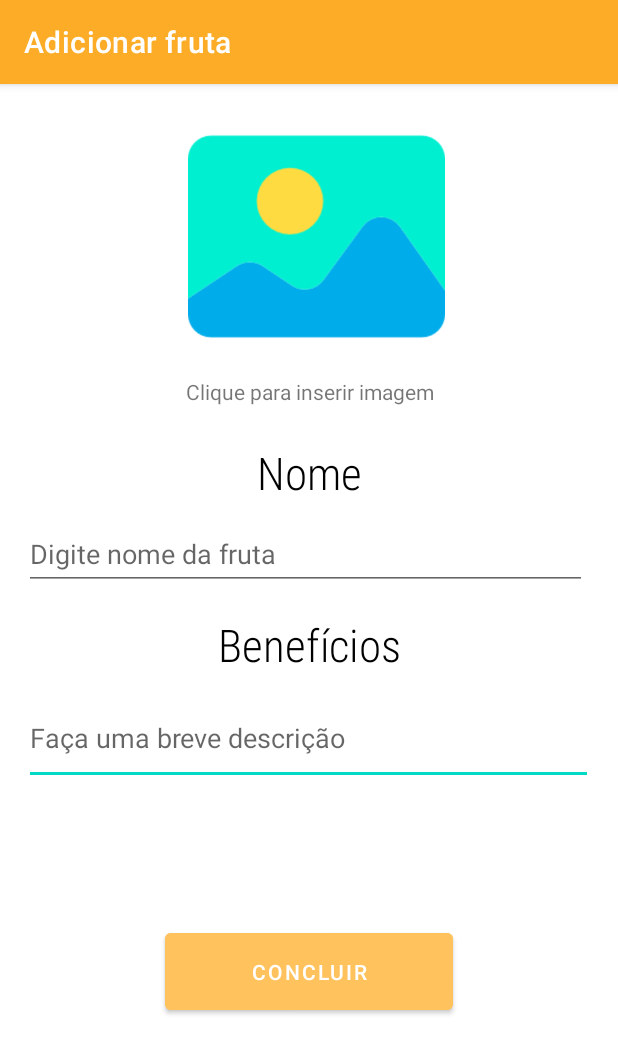
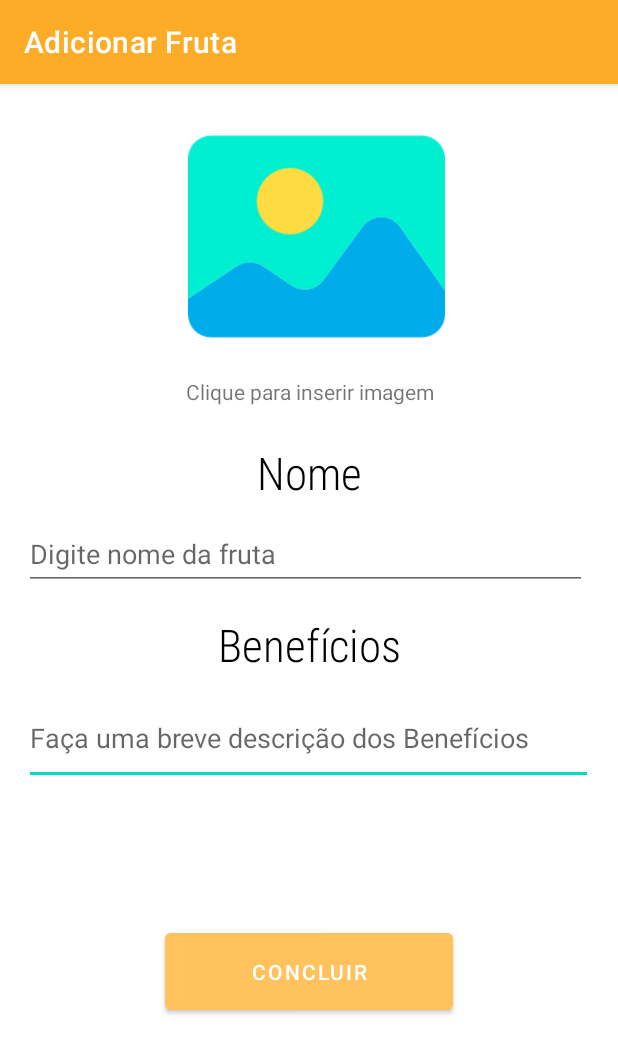
Before and after one commit to dvdt101/Fruit_app, an Android app: the screen it shows after launch (SecondActivity), after a tap on an icon or button, on a phone screen of 412 x 824 dp. Shown: the top 1054 px of the screen. Run offline under Robolectric (Android 15) with nearby library versions, the phone set to English and light mode, and no system bars.

```diff
--- a/app/src/main/java/com/cesardev/fruitapp/MainActivity.kt
+++ b/app/src/main/java/com/cesardev/fruitapp/MainActivity.kt
@@ -119,9 +119,9 @@ class MainActivity : AppCompatActivity(), FruitAdapter.OnItemClickListenner {
                     fruitList?.add(newItem)
                     var listIndex = fruitList?.lastIndex
                     adapter?.notifyItemInserted(fruitList!!.lastIndex)
-                    Toast.makeText(this, "Nova fruta adiconada", Toast.LENGTH_SHORT).show()
+                    Toast.makeText(this, resources.getString(R.string.add_item), Toast.LENGTH_SHORT).show()
                 }else{
-                    Toast.makeText(this, "Está fruta já existe na lista", Toast.LENGTH_SHORT).show()
+                    Toast.makeText(this, resources.getString(R.string.item_already_exist), Toast.LENGTH_SHORT).show()
                 }
 
             }
@@ -131,6 +131,7 @@ class MainActivity : AppCompatActivity(), FruitAdapter.OnItemClickListenner {
 
                 fruitList?.removeAt(selectedPosition!!)
                 adapter?.notifyItemRemoved(selectedPosition!!)
+            Toast.makeText(this, resources.getString(R.string.removed_item), Toast.LENGTH_SHORT).show()
 
         }
 
--- a/app/src/main/res/layout/activity_second.xml
+++ b/app/src/main/res/layout/activity_second.xml
@@ -15,7 +15,7 @@
         android:layout_marginTop="11dp"
         android:layout_marginEnd="12dp"
         android:ems="10"
-        android:hint="@string/fa_a_uma_breve_descri_o"
+        android:hint="@string/benefits_input"
         android:inputType="textMultiLine"
         app:layout_constraintEnd_toEndOf="parent"
         app:layout_constraintHorizontal_bias="0.0"
@@ -30,7 +30,7 @@
         android:layout_marginTop="12dp"
         android:layout_marginEnd="12dp"
         android:ems="10"
-        android:hint="@string/digite_nome_da_fruta"
+        android:hint="@string/fruit_name_input"
         android:inputType="textPersonName"
         app:layout_constraintEnd_toEndOf="parent"
         app:layout_constraintHorizontal_bias="0.0"
@@ -56,7 +56,7 @@
         android:layout_marginEnd="110dp"
         android:layout_marginBottom="52dp"
         android:backgroundTint="#FFC25C"
-        android:text="@string/concluir"
+        android:text="@string/done_button"
         app:layout_constraintBottom_toBottomOf="parent"
         app:layout_constraintEnd_toEndOf="parent"
         app:layout_constraintHorizontal_bias="1.0"
@@ -70,7 +70,7 @@
         android:layout_marginTop="24dp"
         android:fontFamily="sans-serif-condensed-light"
         android:gravity="center"
-        android:text="@string/nome"
+        android:text="@string/name_label"
         android:textColor="@color/black"
         android:textSize="30sp"
         app:layout_constraintEnd_toEndOf="parent"
@@ -85,7 +85,7 @@
         android:layout_marginTop="16dp"
         android:fontFamily="sans-serif-condensed-light"
         android:gravity="center"
-        android:text="@string/benef_cios"
+        android:text="@string/benefits_label"
         android:textColor="@color/black"
         android:textSize="30sp"
         app:layout_constraintEnd_toEndOf="parent"
@@ -97,7 +97,7 @@
         android:layout_width="wrap_content"
         android:layout_height="19dp"
         android:layout_marginTop="8dp"
-        android:text="@string/clique_para_inserir_imagem"
+        android:text="@string/insert_image_label"
         app:layout_constraintEnd_toEndOf="parent"
         app:layout_constraintHorizontal_bias="0.502"
         app:layout_constraintStart_toStartOf="parent"
--- a/app/src/main/res/values/strings.xml
+++ b/app/src/main/res/values/strings.xml
@@ -1,6 +1,13 @@
 <resources>
     <string name="app_name">Fruit App</string>
-    <string name="adicionar_fruta">Adicionar Fruta</string>
+
+    <!-- Activities label String -->
+    <string name="second_activity_label">Adicionar Fruta</string>
+    <string name="details_activity_label">Detalhes</string>
+    <string name="main_activity_label">Lista de Frutas</string>
+
+
+    <!-- DummyList Strings -->
     <string name="dummy_strawberry">Morango</string>
     <string name="dummy_gapes">Uvas</string>
     <string name="dummy_apple">Maçã</string>
@@ -20,13 +27,31 @@
         da maçã ajuda a combater os radicais livres, proporcionando uma pele bonita e saudável, além
         de proteger o nosso organismo de diversas doenças.
     </string>
-    <string name="fa_a_uma_breve_descri_o">Faça uma breve descrição</string>
-    <string name="digite_nome_da_fruta">Digite nome da fruta</string>
-    <string name="concluir">Concluir</string>
-    <string name="nome">Nome</string>
-    <string name="benef_cios">Benefícios</string>
-    <string name="clique_para_inserir_imagem">Clique para inserir imagem</string>
-    <string name="descri_o">Descrição</string>
-    <string name="deletar">Deletar</string>
-    <string name="beneficios_details">Benefícios :</string>
+
+    <!-- Second Activity Strings -->
+    <string name="benefits_input">Faça uma breve descrição dos Benefícios</string>
+    <string name="fruit_name_input">Digite nome da fruta</string>
+    <string name="done_button">Concluir</string>
+    <string name="name_label">Nome</string>
+    <string name="benefits_label">Benefícios</string>
+    <string name="insert_image_label">Clique para inserir imagem</string>
+
+    <!-- Details Activity  Strings -->
+    <string name="benefits_textarea">Descrição dos benefícios</string>
+    <string name="delete_btn">Deletar</string>
+    <string name="benefits_label_detailsActivity">Benefícios :</string>
+    <string name="fruitname_label_detailsActivity">Nome da Fruta :</string>
+
+    <!-- Delete AlertDialogs String-->
+    <string name="dialog_title">Deletar Fruta</string>
+    <string name="dialog_message">Você realmente deseja deletar a fruta ?</string>
+    <string name="yes_option">Sim</string>
+    <string name="no_option">Não</string>
+
+    <!--Toast String -->
+    <string name="action_canceled">Ação cancelada</string>
+    <string name="removed_item">Fruta removida da lista</string>
+    <string name="add_item">Nova fruta adicionada a lista</string>
+    <string name="item_already_exist">Fruta já existe na lista</string>
+
 </resources>
```
Also changed, not shown: app/src/main/AndroidManifest.xml (+4 -3 lines), app/src/main/java/com/cesardev/fruitapp/DetailsActivity.kt (+5 -5 lines), app/src/main/java/com/cesardev/fruitapp/FruitItemTouchHelperCallBack.kt (+7 -6 lines), app/src/main/res/layout/activity_details.xml (+4 -4 lines), 1 other file.
